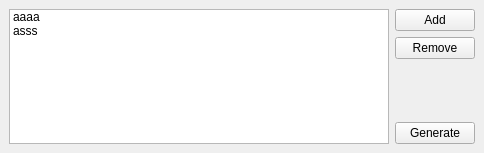
m1lhaus/e4tcl, file uic/mainform.ui: the form before one commit.
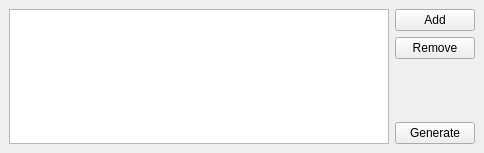
The form after the commit. Icons and pictures are not drawn.

Commit message: GUI version implemented -> release candidate version

The edit to the form file:
```diff
--- a/uic/mainform.ui
+++ b/uic/mainform.ui
@@ -27,16 +27,6 @@
         <height>0</height>
        </size>
       </property>
-      <item>
-       <property name="text">
-        <string>aaaa</string>
-       </property>
-      </item>
-      <item>
-       <property name="text">
-        <string>asss</string>
-       </property>
-      </item>
      </widget>
     </item>
     <item>
```
Left out of the diff: 2 changed lines with no effect on the pictures. The commit also changes 5 other files.
